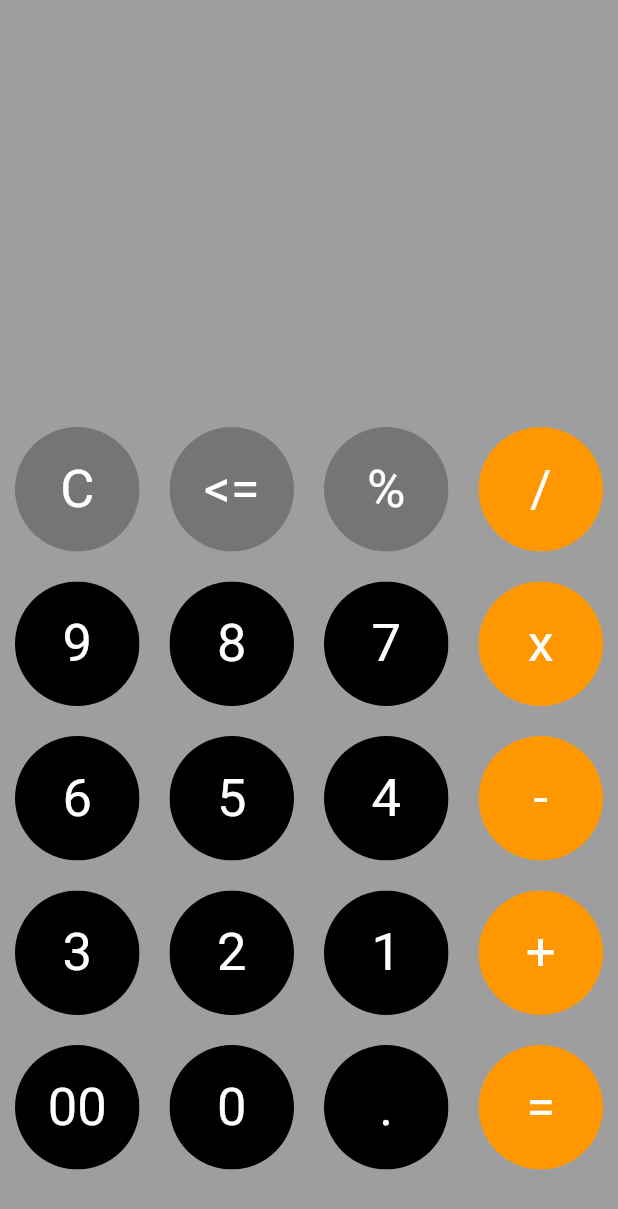
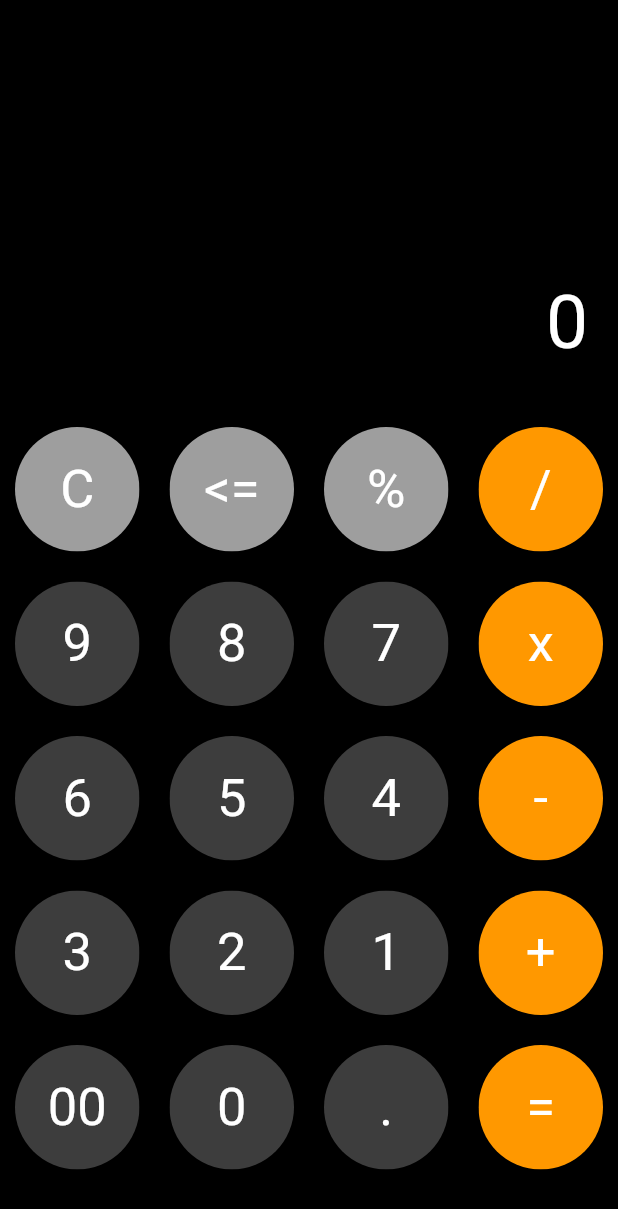
Before and after one commit to busyhanklux/ipone_calculator_simulator, a Flutter app: the screen it shows after launch, on a phone screen of 412 x 824 dp. Shown: the top 1209 px of the screen. Run offline on Flutter 3.47's test engine with Material 2 defaults, Android fonts, the phone set to English and light mode, and no system bars; our stand-ins replace math_expressions, responsive_framework.

Commit message:
checkpoint09 細項調整

```diff
--- a/lib/main.dart
+++ b/lib/main.dart
@@ -1,7 +1,8 @@
 import 'package:flutter/material.dart';
 import 'buttons.dart';
-import 'package:math_expressions/math_expressions.dart'; //數學表達式
+import 'package:math_expressions/math_expressions.dart';
 import 'package:responsive_framework/responsive_framework.dart';
+import 'package:flutter_staggered_grid_view/flutter_staggered_grid_view.dart';
 
 void main() {
   runApp(MyApp());
@@ -42,35 +43,20 @@ class HomePage extends StatefulWidget {
 
 class _MyHomePageState extends State<HomePage> {
   var userInput = '';
-  var userAnswer = '';
+  var userAnswer = '0';
 
   final List<String> buttons = [
-    'C',
-    '<=',
-    '%',
-    '/',
-    '9',
-    '8',
-    '7',
-    'x',
-    '6',
-    '5',
-    '4',
-    '-',
-    '3',
-    '2',
-    '1',
-    '+',
-    '00',
-    '0',
-    '.',
-    '='
+    'C', '<=', '%', '/',
+    '9', '8', '7', 'x',
+    '6', '5', '4', '-',
+    '3', '2', '1', '+',
+    '00', '0', '.', '='
   ];
 
   @override
   Widget build(BuildContext context) {
     return Scaffold(
-      backgroundColor: Colors.grey, //背景色(最底色)
+      backgroundColor: Colors.black, //背景色(最底色)
       body: Column(
         children: <Widget>[
           Expanded(
@@ -79,24 +65,16 @@ class _MyHomePageState extends State<HomePage> {
               child: Column(
                 mainAxisAlignment: MainAxisAlignment.spaceEvenly, //均分空間
                 children: <Widget>[
-                  SizedBox(
-                    height: 50,
+                  SizedBox(height: 50,),
+                  Container(
+                    padding: EdgeInsets.all(20),
+                    alignment: Alignment.centerRight,
+                    child: Text(userInput, style: TextStyle(fontSize: 40 , color: Colors.white),),
                   ),
                   Container(
                     padding: EdgeInsets.all(20),
                     alignment: Alignment.centerRight,
-                    child: Text(
-                      userInput,
-                      style: TextStyle(fontSize: 50),
-                    ),
-                  ),
-                  Container(
-                    padding: EdgeInsets.all(20),
-                    alignment: Alignment.centerRight,
-                    child: Text(
-                      userAnswer,
-                      style: TextStyle(fontSize: 40),
-                    ),
+                    child: Text(userAnswer, style: TextStyle(fontSize: 50 , color: Colors.white),),
                   ),
                 ],
               ),
@@ -108,16 +86,12 @@ class _MyHomePageState extends State<HomePage> {
               //color:Colors.deepPurple,), //在背景色上層一層，位於計算輸入按鈕處
               child: GridView.builder(
                   itemCount: buttons.length,
-                  gridDelegate: SliverGridDelegateWithFixedCrossAxisCount(
-                    crossAxisCount: 4, //每排的數量
-                  ),
+                  gridDelegate: SliverGridDelegateWithFixedCrossAxisCount(crossAxisCount: 4, ), //每排的數量
                   itemBuilder: (BuildContext Context, int index) {
                     if ((index - 3) < 0) {
                       // -3 <0 指前三個
 
-                      if (index == 0) {
-                        //C
-
+                      if (index == 0) { //C
                         return MyButton(
                           buttonTapped: () {
                             setState(() {
@@ -125,9 +99,8 @@ class _MyHomePageState extends State<HomePage> {
                               userAnswer = '0';
                             });
                           },
-                          buttonText:
-                              buttons[index], //按照有多少的button陣列元素，依序排列(每排4個)
-                          color: Colors.black26,
+                          buttonText: buttons[index], //按照有多少的button陣列元素，依序排列(每排4個)
+                          color: Colors.grey,
                           textColor: Colors.white,
                         );
                       } else if (index == 1) {
@@ -135,13 +108,11 @@ class _MyHomePageState extends State<HomePage> {
                           //<=
                           buttonTapped: () {
                             setState(() {
-                              userInput =
-                                  userInput.substring(0, userInput.length - 1);
+                              userInput = userInput.substring(0, userInput.length - 1);
                             });
                           },
-                          buttonText:
-                              buttons[index], //按照有多少的button陣列元素，依序排列(每排4個)
-                          color: Colors.black26,
+                          buttonText: buttons[index], //按照有多少的button陣列元素，依序排列(每排4個)
+                          color: Colors.grey,
                           textColor: Colors.white,
                         );
                       } else {
@@ -152,13 +123,13 @@ class _MyHomePageState extends State<HomePage> {
                               userInput += buttons[index];
                             });
                           },
-                          buttonText:
-                              buttons[index], //按照有多少的button陣列元素，依序排列(每排4個)
-                          color: Colors.black26,
+                          buttonText: buttons[index], //按照有多少的button陣列元素，依序排列(每排4個)
+                          color: Colors.grey,
                           textColor: Colors.white,
                         );
                       }
-                    } else if (index == (buttons.length - 1)) //等號
+                    }
+                    else if (index == (buttons.length - 1)) //等號
                     {
                       return MyButton(
                         buttonTapped: () {
@@ -166,14 +137,12 @@ class _MyHomePageState extends State<HomePage> {
                             equalPressed();
                           });
                         },
-                        buttonText:
-                            buttons[index], //按照有多少的button陣列元素，依序排列(每排4個)
-                        color: isOperator(buttons[index])
-                            ? Colors.orange
-                            : Colors.black, //是否為 isOperator 之文字? T為左，F為右
+                        buttonText: buttons[index], //按照有多少的button陣列元素，依序排列(每排4個)
+                        color: Colors.orange,
                         textColor: Colors.white,
                       );
-                    } else if (index == (buttons.length - 4)) // 00
+                    }
+                    else if (index == (buttons.length - 4)) // 00
                     {
                       return MyButton(
                         buttonTapped: () {
@@ -181,11 +150,8 @@ class _MyHomePageState extends State<HomePage> {
                             userInput += buttons[index];
                           });
                         },
-                        buttonText:
-                            buttons[index], //按照有多少的button陣列元素，依序排列(每排4個)
-                        color: isOperator(buttons[index])
-                            ? Colors.orange
-                            : Colors.black, //是否為 isOperator 之文字? T為左，F為右
+                        buttonText: buttons[index], //按照有多少的button陣列元素，依序排列(每排4個)
+                        color: Colors.white24,
                         textColor: Colors.white,
                       );
                     } else {
@@ -195,11 +161,8 @@ class _MyHomePageState extends State<HomePage> {
                             userInput += buttons[index];
                           });
                         },
-                        buttonText:
-                            buttons[index], //按照有多少的button陣列元素，依序排列(每排4個)
-                        color: isOperator(buttons[index])
-                            ? Colors.orange
-                            : Colors.black, //是否為 isOperator 之文字? T為左，F為右
+                        buttonText: buttons[index], //按照有多少的button陣列元素，依序排列(每排4個)
+                        color: isOperator(buttons[index]) ? Colors.orange : Colors.white24, //是否為 isOperator 之文字? T為左，F為右
                         textColor: Colors.white,
                       );
                     }
@@ -242,7 +205,6 @@ class _MyHomePageState extends State<HomePage> {
       if (double.parse(userAnswer) >= 1000000000) {
 
         var TempuserAnswer = (double.parse(userAnswer) / 1000000000).toStringAsFixed(8);
-
 
         if (TempuserAnswer.substring(TempuserAnswer.length - 1, TempuserAnswer.length) ==
             '0') //處理後，如果小數點後第八位是0
--- a/pubspec.yaml
+++ b/pubspec.yaml
@@ -48,6 +48,7 @@ dev_dependencies:
   flutter_lints: ^1.0.0
   math_expressions: ^2.0.0 #匯入模組名字與模組版本
   responsive_framework: ^0.2.0
+  flutter_staggered_grid_view: ^0.6.1
 
 # For information on the generic Dart part of this file, see the
 # following page: https://dart.dev/tools/pub/pubspec
```
Also changed, not shown: pubspec.lock.
